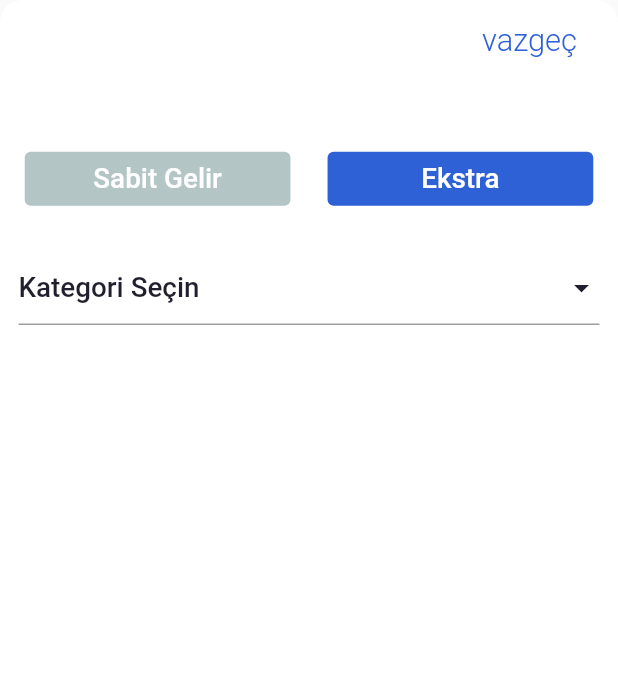
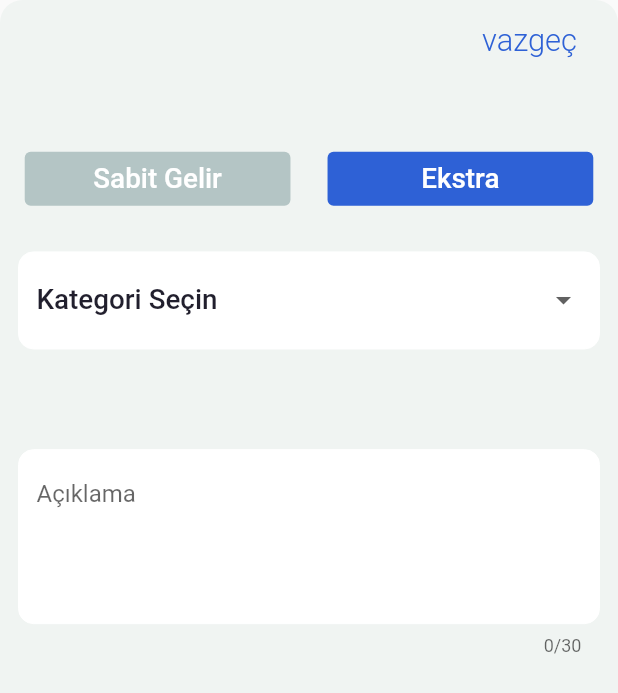
Before and after one commit to hazarduman0/kasa, a Flutter app: the BottomSheetWidget widget shown alone on an empty page, opened directly, on a phone screen of 412 x 824 dp. Shown: the top 693 px of the screen. Run offline on Flutter 3.47's test engine with Material 2 defaults, Android fonts, the phone set to English and light mode, and no system bars; our stand-ins replace get, sqflite, timeline_tile; accounts and stored records are empty.

Commit message:
Update bottom_sheet_widget.dart

```diff
--- a/lib/ui/widgets/home/bottom_sheet_widget.dart
+++ b/lib/ui/widgets/home/bottom_sheet_widget.dart
@@ -18,9 +18,9 @@ class BottomSheetWidget extends StatelessWidget {
       return Container(
         height: Get.height * 0.8,
         width: Get.width,
-        decoration: const BoxDecoration(
-            color: Colors.white,
-            borderRadius: BorderRadius.only(
+        decoration: BoxDecoration(
+            color: AppColors.bakeryBox,
+            borderRadius: const BorderRadius.only(
                 topLeft: Radius.circular(15.0),
                 topRight: Radius.circular(15.0))),
         child: Padding(
@@ -32,30 +32,56 @@ class BottomSheetWidget extends StatelessWidget {
                 SizedBox(height: Get.height * 0.05),
                 _buttonRow(),
                 SizedBox(height: Get.height * 0.03),
-                SizedBox(
-                    height: Get.height * 0.15,
+                _categorySelectBox(),
+                SizedBox(height: Get.height * 0.03),
+                TextFormField(
+                  cursorColor: AppColors.blackHowl,
+                  // style: AppKeysTextStyle.buttonTextStyle
+                  //     .copyWith(color: AppColors.blackHowl),
+                  maxLines: 4,
+                  maxLength: 30,
+                  decoration: InputDecoration(
+                      hintText: 'Açıklama',
+                      fillColor: Colors.white,
+                      filled: true,
+                      enabledBorder: _formBorder(),
+                      //border: _formBorder(),
+                      focusedBorder: _formBorder()),
+                ),
+              ],
+            )),
+      );
+    });
+  }
+
+  SizedBox _categorySelectBox() {
+    return SizedBox(
+        height: Get.height * 0.13,
         width: Get.width,
-                    child: GetBuilder<CategoryController>(builder: (category) {
-                      return DropdownButtonFormField(
+        child: DropdownButtonFormField(
           hint: Text('Kategori Seçin',
               style: AppKeysTextStyle.buttonTextStyle
                   .copyWith(color: AppColors.blackHowl)),
-                        //isDense: true,
-                        //value: 'ali',
-                        iconEnabledColor: AppColors.blackHowl,
-                        iconDisabledColor: AppColors.blackHowl,
+          decoration: InputDecoration(
+              fillColor: Colors.white,
+              filled: true,
+              enabledBorder: _formBorder(),
+              //border: _formBorder(),
+              focusedBorder: _formBorder()),
           style: AppKeysTextStyle.dropDownMenuItemTextStyle,
           borderRadius: BorderRadius.circular(15.0),
           items: generateDropDownMenuItemList(),
           onChanged: (value) {
-                          category.selectCategory(value);
+            categoryController.selectCategory(value);
           },
+        ));
+  }
+
+  OutlineInputBorder _formBorder() {
+    return OutlineInputBorder(
+      borderRadius: BorderRadius.circular(10),
+      borderSide: const BorderSide(color: Colors.white, width: 0.0),
     );
-                    })),
-              ],
-            )),
-      );
-    });
   }
 
   Align _bottomSheetCancelButton() {
```
Lines whose indentation alone changed are shown as unchanged.
